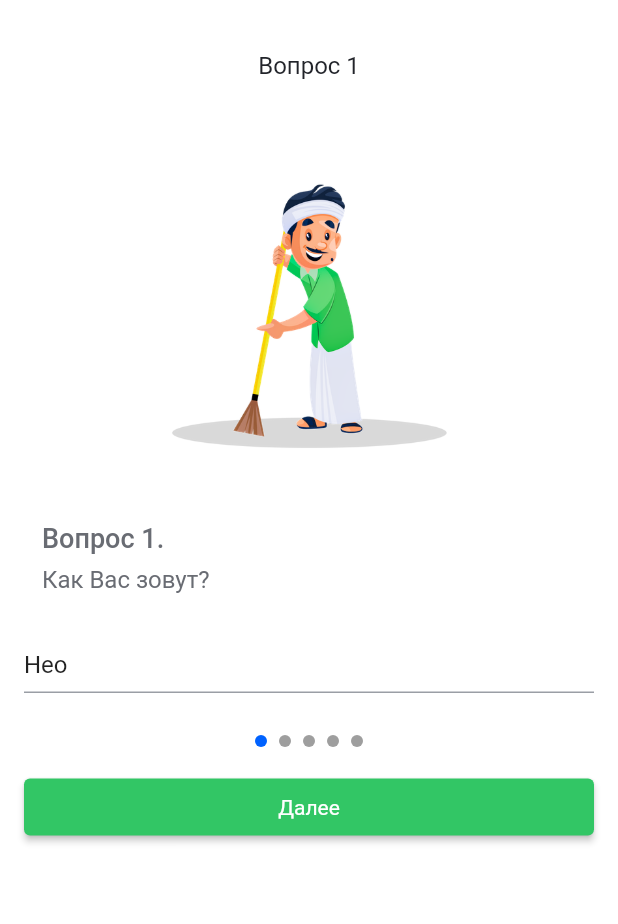
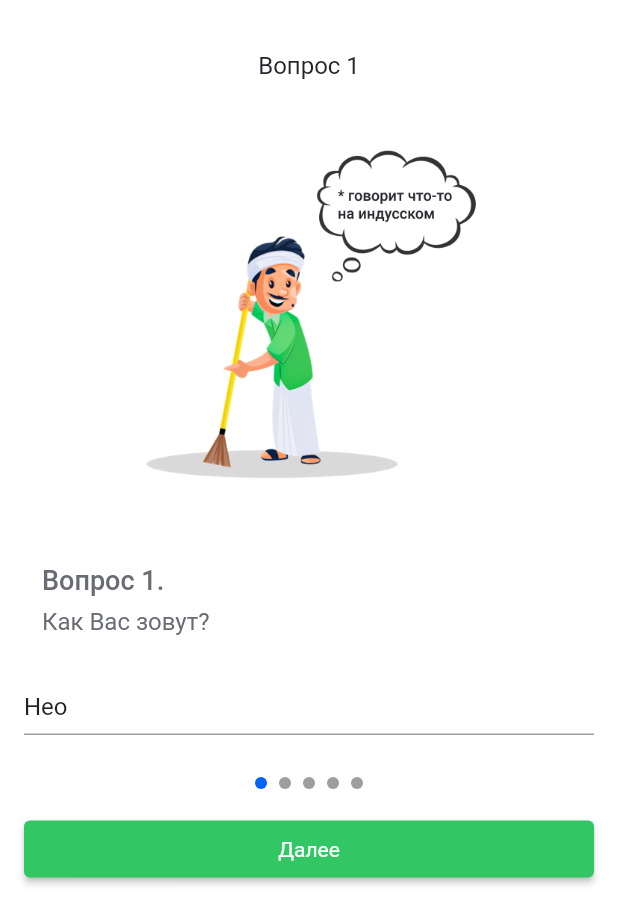
Before and after one commit to TeamBolognese/VTB-Name-MoreTech3.0, a Flutter app: the SurveyQuestionsScreen screen opened directly, on a phone screen of 412 x 824 dp. Shown: the top 924 px of the screen. Run offline on Flutter 3.47's test engine with Material 2 defaults, Android fonts, the light colour scheme and no system bars; drawn by our look-alikes of smooth_page_indicator; our stand-ins replace flutter_svg, google_fonts, shared_preferences; accounts and stored records are empty.

Commit message:
Небольшие изменения

```diff
--- a/lib/survey/survey_complete_screen.dart
+++ b/lib/survey/survey_complete_screen.dart
@@ -16,14 +16,13 @@ class SurveyCompleteScreen extends StatelessWidget {
       backgroundColor: pureWhite,
       body: Padding(
         padding: hPadding,
-        child: Center(
         child: Column(
           mainAxisAlignment: MainAxisAlignment.center,
           children: [
             Image.asset(
-                "lib/assets/farmer/gardener-holding-pot.png",
+              "lib/assets/farmer_speech/farmer-speech-welldone.png",
               width: 241,
-                height: 194,
+              height: 250,
             ),
             SizedBox(height: 14),
             Text("Ты молодец!",
@@ -49,7 +48,6 @@ class SurveyCompleteScreen extends StatelessWidget {
           ],
         ),
       ),
-      ),
     );
   }
 }
--- a/lib/survey/survey_questions_screen.dart
+++ b/lib/survey/survey_questions_screen.dart
@@ -87,7 +87,7 @@ class SurveyQuestionsScreen extends StatelessWidget {
                         ),
                 ),
               ),
-              SizedBox(height: 48),
+              SizedBox(height: 24),
               Padding(
                 padding: hPadding,
                 child: Center(
@@ -96,9 +96,9 @@ class SurveyQuestionsScreen extends StatelessWidget {
                     crossAxisAlignment: CrossAxisAlignment.stretch,
                     children: [
                       Image.asset(
-                        "lib/assets/farmer/gardener-cleaning-garden.png",
-                        width: 184,
-                        height: 180,
+                        "lib/assets/farmer_speech/farmer-speech-indaphrase.png",
+                        width: 233,
+                        height: 232,
                       ),
                       SizedBox(height: 48),
                       Padding(
@@ -269,7 +269,8 @@ class SurveyQuestionsScreen extends StatelessWidget {
                         ),
                         shape: RoundedRectangleBorder(
                             borderRadius: BorderRadius.circular(bntRadius)),
-                      )
+                      ),
+                      SizedBox(height: 16),
                     ],
                   ),
                 ),
```
Lines whose indentation alone changed are shown as unchanged.
